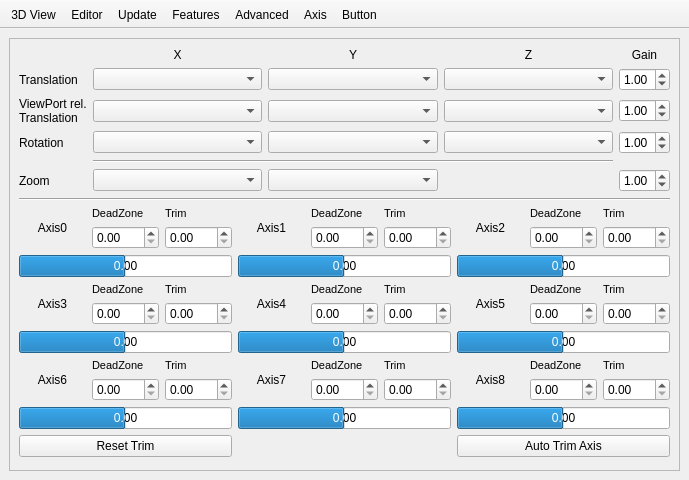
Old version of the form src/Preferences.ui in the repository openscad/openscad.
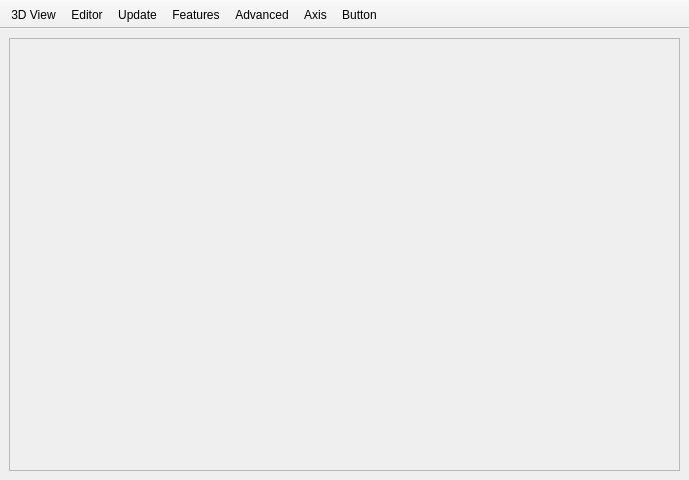
New version of the form. Icons and pictures are not drawn. Custom widgets are drawn as their Qt base class.

The edit to the form file:
```diff
--- a/src/Preferences.ui
+++ b/src/Preferences.ui
@@ -1477,969 +1477,11 @@
             <rect>
              <x>0</x>
              <y>0</y>
-             <width>655</width>
-             <height>479</height>
+             <width>669</width>
+             <height>392</height>
             </rect>
            </property>
-           <layout class="QGridLayout" name="gridLayout_7" columnstretch="0,0,0,0,0">
-            <item row="24" column="0" colspan="5">
-             <layout class="QGridLayout" name="gridLayout_10">
-              <item row="7" column="2">
-               <widget class="QLabel" name="labelAxisTrim3">
-                <property name="font">
-                 <font>
-                  <pointsize>8</pointsize>
-                 </font>
-                </property>
-                <property name="text">
-                 <string>Trim</string>
-                </property>
-               </widget>
-              </item>
-              <item row="11" column="1">
-               <widget class="QDoubleSpinBox" name="doubleSpinBoxDeadzone6">
-                <property name="correctionMode">
-                 <enum>QAbstractSpinBox::CorrectToNearestValue</enum>
-                </property>
-                <property name="singleStep">
-                 <double>0.050000000000000</double>
-                </property>
-               </widget>
-              </item>
-              <item row="0" column="2">
-               <widget class="QLabel" name="labelAxisTrim0">
-                <property name="font">
-                 <font>
-                  <pointsize>8</pointsize>
-                 </font>
-                </property>
-                <property name="text">
-                 <string>Trim</string>
-                </property>
-               </widget>
-              </item>
-              <item row="9" column="0" colspan="3">
-               <widget class="QProgressBar" name="progressBarAxis3">
-                <property name="minimum">
-                 <number>-100</number>
-                </property>
-                <property name="value">
-                 <number>0</number>
-                </property>
-                <property name="format">
-                 <string>0.00</string>
-                </property>
-               </widget>
-              </item>
-              <item row="1" column="2">
-               <widget class="QDoubleSpinBox" name="doubleSpinBoxTrim0">
-                <property name="correctionMode">
-                 <enum>QAbstractSpinBox::CorrectToNearestValue</enum>
-                </property>
-                <property name="singleStep">
-                 <double>0.010000000000000</double>
-                </property>
-               </widget>
-              </item>
-              <item row="13" column="0" colspan="3">
-               <widget class="QPushButton" name="pushButtonAxisTrimReset">
-                <property name="text">
-                 <string>Reset Trim</string>
-                </property>
-               </widget>
-              </item>
-              <item row="1" column="4">
-               <widget class="QDoubleSpinBox" name="doubleSpinBoxDeadzone1">
-                <property name="correctionMode">
-                 <enum>QAbstractSpinBox::CorrectToNearestValue</enum>
-                </property>
-                <property name="singleStep">
-                 <double>0.050000000000000</double>
-                </property>
-               </widget>
-              </item>
-              <item row="12" column="3" colspan="3">
-               <widget class="QProgressBar" name="progressBarAxis7">
-                <property name="minimum">
-                 <number>-100</number>
-                </property>
-                <property name="value">
-                 <number>0</number>
-                </property>
-                <property name="format">
-                 <string>0.00</string>
-                </property>
-               </widget>
-              </item>
-              <item row="9" column="3" colspan="3">
-               <widget class="QProgressBar" name="progressBarAxis4">
-                <property name="minimum">
-                 <number>-100</number>
-                </property>
-                <property name="value">
-                 <number>0</number>
-                </property>
-                <property name="format">
-                 <string>0.00</string>
-                </property>
-               </widget>
-              </item>
-              <item row="1" column="7">
-               <widget class="QDoubleSpinBox" name="doubleSpinBoxDeadzone2">
-                <property name="correctionMode">
-                 <enum>QAbstractSpinBox::CorrectToNearestValue</enum>
-                </property>
-                <property name="singleStep">
-                 <double>0.050000000000000</double>
-                </property>
-               </widget>
-              </item>
-              <item row="1" column="1">
-               <widget class="QDoubleSpinBox" name="doubleSpinBoxDeadzone0">
-                <property name="correctionMode">
-                 <enum>QAbstractSpinBox::CorrectToNearestValue</enum>
-                </property>
-                <property name="singleStep">
-                 <double>0.050000000000000</double>
-                </property>
-               </widget>
-              </item>
-              <item row="9" column="6" colspan="3">
-               <widget class="QProgressBar" name="progressBarAxis5">
-                <property name="minimum">
-                 <number>-100</number>
-                </property>
-                <property name="value">
-                 <number>0</number>
-                </property>
-                <property name="format">
-                 <string>0.00</string>
-                </property>
-               </widget>
-              </item>
-              <item row="0" column="1">
-               <widget class="QLabel" name="labelAxisDeadzone0">
-                <property name="font">
-                 <font>
-                  <pointsize>8</pointsize>
-                 </font>
-                </property>
-                <property name="text">
-                 <string>DeadZone</string>
-                </property>
-               </widget>
-              </item>
-              <item row="1" column="5">
-               <widget class="QDoubleSpinBox" name="doubleSpinBoxTrim1">
-                <property name="correctionMode">
-                 <enum>QAbstractSpinBox::CorrectToNearestValue</enum>
-                </property>
-                <property name="singleStep">
-                 <double>0.010000000000000</double>
-                </property>
-               </widget>
-              </item>
-              <item row="11" column="2">
-               <widget class="QDoubleSpinBox" name="doubleSpinBoxTrim6">
-                <property name="correctionMode">
-                 <enum>QAbstractSpinBox::CorrectToNearestValue</enum>
-                </property>
-                <property name="singleStep">
-                 <double>0.010000000000000</double>
-                </property>
-               </widget>
-              </item>
-              <item row="6" column="3" colspan="3">
-               <widget class="QProgressBar" name="progressBarAxis1">
-                <property name="minimum">
-                 <number>-100</number>
-                </property>
-                <property name="value">
-                 <number>0</number>
-                </property>
-                <property name="format">
-                 <string>0.00</string>
-                </property>
-               </widget>
-              </item>
-              <item row="1" column="8">
-               <widget class="QDoubleSpinBox" name="doubleSpinBoxTrim2">
-                <property name="correctionMode">
-                 <enum>QAbstractSpinBox::CorrectToNearestValue</enum>
-                </property>
-                <property name="singleStep">
-                 <double>0.010000000000000</double>
-                </property>
-               </widget>
-              </item>
-              <item row="8" column="8">
-               <widget class="QDoubleSpinBox" name="doubleSpinBoxTrim5">
-                <property name="correctionMode">
-                 <enum>QAbstractSpinBox::CorrectToNearestValue</enum>
-                </property>
-                <property name="singleStep">
-                 <double>0.010000000000000</double>
-                </property>
-               </widget>
-              </item>
-              <item row="13" column="6" colspan="3">
-               <widget class="QPushButton" name="pushButtonAxisTrim">
-                <property name="text">
-                 <string>Auto Trim Axis</string>
-                </property>
-               </widget>
-              </item>
-              <item row="12" column="6" colspan="3">
-               <widget class="QProgressBar" name="progressBarAxis8">
-                <property name="minimum">
-                 <number>-100</number>
-                </property>
-                <property name="value">
-                 <number>0</number>
-                </property>
-                <property name="format">
-                 <string>0.00</string>
-                </property>
-               </widget>
-              </item>
-              <item row="11" column="4">
-               <widget class="QDoubleSpinBox" name="doubleSpinBoxDeadzone7">
-                <property name="correctionMode">
-                 <enum>QAbstractSpinBox::CorrectToNearestValue</enum>
-                </property>
-                <property name="singleStep">
-                 <double>0.050000000000000</double>
-                </property>
-               </widget>
-              </item>
-              <item row="8" column="1">
-               <widget class="QDoubleSpinBox" name="doubleSpinBoxDeadzone3">
-                <property name="correctionMode">
-                 <enum>QAbstractSpinBox::CorrectToNearestValue</enum>
-                </property>
-                <property name="singleStep">
-                 <double>0.050000000000000</double>
-                </property>
-               </widget>
-              </item>
-              <item row="8" column="4">
-               <widget class="QDoubleSpinBox" name="doubleSpinBoxDeadzone4">
-                <property name="correctionMode">
-                 <enum>QAbstractSpinBox::CorrectToNearestValue</enum>
-                </property>
-                <property name="singleStep">
-                 <double>0.050000000000000</double>
-                </property>
-               </widget>
-              </item>
-              <item row="8" column="2">
-               <widget class="QDoubleSpinBox" name="doubleSpinBoxTrim3">
-                <property name="correctionMode">
-                 <enum>QAbstractSpinBox::CorrectToNearestValue</enum>
-                </property>
-                <property name="singleStep">
-                 <double>0.010000000000000</double>
-                </property>
-               </widget>
-              </item>
-              <item row="8" column="5">
-               <widget class="QDoubleSpinBox" name="doubleSpinBoxTrim4">
-                <property name="correctionMode">
-                 <enum>QAbstractSpinBox::CorrectToNearestValue</enum>
-                </property>
-                <property name="singleStep">
-                 <double>0.010000000000000</double>
-                </property>
-               </widget>
-              </item>
-              <item row="11" column="8">
-               <widget class="QDoubleSpinBox" name="doubleSpinBoxTrim8">
-                <property name="correctionMode">
-                 <enum>QAbstractSpinBox::CorrectToNearestValue</enum>
-                </property>
-                <property name="singleStep">
-                 <double>0.010000000000000</double>
-                </property>
-               </widget>
-              </item>
-              <item row="11" column="5">
-               <widget class="QDoubleSpinBox" name="doubleSpinBoxTrim7">
-                <property name="correctionMode">
-                 <enum>QAbstractSpinBox::CorrectToNearestValue</enum>
-                </property>
-                <property name="singleStep">
-                 <double>0.010000000000000</double>
-                </property>
-               </widget>
-              </item>
-              <item row="11" column="7">
-               <widget class="QDoubleSpinBox" name="doubleSpinBoxDeadzone8">
-                <property name="correctionMode">
-                 <enum>QAbstractSpinBox::CorrectToNearestValue</enum>
-                </property>
-                <property name="singleStep">
-                 <double>0.050000000000000</double>
-                </property>
-               </widget>
-              </item>
-              <item row="8" column="7">
-               <widget class="QDoubleSpinBox" name="doubleSpinBoxDeadzone5">
-                <property name="correctionMode">
-                 <enum>QAbstractSpinBox::CorrectToNearestValue</enum>
-                </property>
-                <property name="singleStep">
-                 <double>0.050000000000000</double>
-                </property>
-               </widget>
-              </item>
-              <item row="12" column="0" colspan="3">
-               <widget class="QProgressBar" name="progressBarAxis6">
-                <property name="minimum">
-                 <number>-100</number>
-                </property>
-                <property name="value">
-                 <number>0</number>
-                </property>
-                <property name="format">
-                 <string>0.00</string>
-                </property>
-               </widget>
-              </item>
-              <item row="6" column="6" colspan="3">
-               <widget class="QProgressBar" name="progressBarAxis2">
-                <property name="minimum">
-                 <number>-100</number>
-                </property>
-                <property name="value">
-                 <number>0</number>
-                </property>
-                <property name="format">
-                 <string>0.00</string>
-                </property>
-               </widget>
-              </item>
-              <item row="6" column="0" colspan="3">
-               <widget class="QProgressBar" name="progressBarAxis0">
-                <property name="minimum">
-                 <number>-100</number>
-                </property>
-                <property name="value">
-                 <number>0</number>
-                </property>
-                <property name="format">
-                 <string>0.00</string>
-                </property>
-               </widget>
-              </item>
-              <item row="10" column="2">
-               <widget class="QLabel" name="labelAxisTrim6">
-                <property name="font">
-                 <font>
-                  <pointsize>8</pointsize>
-                 </font>
-                </property>
-                <property name="text">
-                 <string>Trim</string>
-                </property>
-               </widget>
-              </item>
-              <item row="7" column="1">
-               <widget class="QLabel" name="labelAxisDeadzone3">
-                <property name="font">
-                 <font>
-                  <pointsize>8</pointsize>
-                 </font>
-                </property>
-                <property name="text">
-                 <string>DeadZone</string>
-                </property>
-               </widget>
-              </item>
-              <item row="10" column="1">
-               <widget class="QLabel" name="labelAxisDeadzone6">
-                <property name="font">
-                 <font>
-                  <pointsize>8</pointsize>
-                 </font>
-                </property>
-                <property name="text">
-                 <string>DeadZone</string>
-                </property>
-               </widget>
-              </item>
-              <item row="10" column="4">
-               <widget class="QLabel" name="labelAxisDeadzone7">
-                <property name="font">
-                 <font>
-                  <pointsize>8</pointsize>
-                 </font>
-                </property>
-                <property name="text">
-                 <string>DeadZone</string>
-                </property>
-               </widget>
-              </item>
-              <item row="10" column="5">
-               <widget class="QLabel" name="labelAxisTrim7">
-                <property name="font">
-                 <font>
-                  <pointsize>8</pointsize>
-                 </font>
-                </property>
-                <property name="text">
-                 <string>Trim</string>
-                </property>
-               </widget>
-              </item>
-              <item row="10" column="7">
-               <widget class="QLabel" name="labelAxisDeadzone8">
-                <property name="font">
-                 <font>
-                  <pointsize>8</pointsize>
-                 </font>
-                </property>
-                <property name="text">
-                 <string>DeadZone</string>
-                </property>
-               </widget>
-              </item>
-              <item row="10" column="8">
-               <widget class="QLabel" name="labelAxisTrim8">
-                <property name="font">
-                 <font>
-                  <pointsize>8</pointsize>
-                 </font>
-                </property>
-                <property name="text">
-                 <string>Trim</string>
-                </property>
-               </widget>
-              </item>
-              <item row="7" column="7">
-               <widget class="QLabel" name="labelAxisDeadzone5">
-                <property name="font">
-                 <font>
-                  <pointsize>8</pointsize>
-                 </font>
-                </property>
-                <property name="text">
-                 <string>DeadZone</string>
-                </property>
-               </widget>
-              </item>
-              <item row="7" column="8">
-               <widget class="QLabel" name="labelAxisTrim5">
-                <property name="font">
-                 <font>
-                  <pointsize>8</pointsize>
-                 </font>
-                </property>
-                <property name="text">
-                 <string>Trim</string>
-                </property>
-               </widget>
-              </item>
-              <item row="7" column="4">
-               <widget class="QLabel" name="labelAxisDeadzone4">
-                <property name="font">
-                 <font>
-                  <pointsize>8</pointsize>
-                 </font>
-                </property>
-                <property name="text">
-                 <string>DeadZone</string>
-                </property>
-               </widget>
-              </item>
-              <item row="7" column="5">
-               <widget class="QLabel" name="labelAxisTrim4">
-                <property name="font">
-                 <font>
-                  <pointsize>8</pointsize>
-                 </font>
-                </property>
-                <property name="text">
-                 <string>Trim</string>
-                </property>
-               </widget>
-              </item>
-              <item row="0" column="7">
-               <widget class="QLabel" name="labelAxisDeadzone2">
-                <property name="font">
-                 <font>
-                  <pointsize>8</pointsize>
-                 </font>
-                </property>
-                <property name="text">
-                 <string>DeadZone</string>
-                </property>
-               </widget>
-              </item>
-              <item row="0" column="8">
-               <widget class="QLabel" name="labelAxisTrim2">
-                <property name="font">
-                 <font>
-                  <pointsize>8</pointsize>
-                 </font>
-                </property>
-                <property name="text">
-                 <string>Trim</string>
-                </property>
-               </widget>
-              </item>
-              <item row="0" column="6" rowspan="2">
-               <widget class="QLabel" name="labelAxis2">
-                <property name="sizePolicy">
-                 <sizepolicy hsizetype="Minimum" vsizetype="Minimum">
-                  <horstretch>0</horstretch>
-                  <verstretch>0</verstretch>
-                 </sizepolicy>
-                </property>
-                <property name="text">
-                 <string>Axis2</string>
-                </property>
-                <property name="alignment">
-                 <set>Qt::AlignCenter</set>
-                </property>
-               </widget>
-              </item>
-              <item row="0" column="0" rowspan="2">
-               <widget class="QLabel" name="labelAxis0">
-                <property name="sizePolicy">
-                 <sizepolicy hsizetype="Minimum" vsizetype="Minimum">
-                  <horstretch>0</horstretch>
-                  <verstretch>0</verstretch>
-                 </sizepolicy>
-                </property>
-                <property name="text">
-                 <string>Axis0</string>
-                </property>
-                <property name="alignment">
-                 <set>Qt::AlignCenter</set>
-                </property>
-               </widget>
-              </item>
-              <item row="7" column="0" rowspan="2">
-               <widget class="QLabel" name="labelAxis3">
-                <property name="sizePolicy">
-                 <sizepolicy hsizetype="Minimum" vsizetype="Minimum">
-                  <horstretch>0</horstretch>
-                  <verstretch>0</verstretch>
-                 </sizepolicy>
-                </property>
-                <property name="text">
-                 <string>Axis3</string>
-                </property>
-                <property name="alignment">
-                 <set>Qt::AlignCenter</set>
-                </property>
-               </widget>
-              </item>
-              <item row="10" column="0" rowspan="2">
-               <widget class="QLabel" name="labelAxis6">
-                <property name="sizePolicy">
-                 <sizepolicy hsizetype="Minimum" vsizetype="Minimum">
-                  <horstretch>0</horstretch>
-                  <verstretch>0</verstretch>
-                 </sizepolicy>
-                </property>
-                <property name="text">
-                 <string>Axis6</string>
-                </property>
-                <property name="alignment">
-                 <set>Qt::AlignCenter</set>
-                </property>
-               </widget>
-              </item>
-              <item row="10" column="6" rowspan="2">
-               <widget class="QLabel" name="labelAxis8">
-                <property name="sizePolicy">
-                 <sizepolicy hsizetype="Minimum" vsizetype="Minimum">
-                  <horstretch>0</horstretch>
-                  <verstretch>0</verstretch>
-                 </sizepolicy>
-                </property>
-                <property name="text">
-                 <string>Axis8</string>
-                </property>
-                <property name="alignment">
-                 <set>Qt::AlignCenter</set>
-                </property>
-               </widget>
-              </item>
-              <item row="10" column="3" rowspan="2">
-               <widget class="QLabel" name="labelAxis7">
-                <property name="sizePolicy">
-                 <sizepolicy hsizetype="Minimum" vsizetype="Minimum">
-                  <horstretch>0</horstretch>
-                  <verstretch>0</verstretch>
-                 </sizepolicy>
-                </property>
-                <property name="text">
-                 <string>Axis7</string>
-                </property>
-                <property name="alignment">
-                 <set>Qt::AlignCenter</set>
-                </property>
-               </widget>
-              </item>
-              <item row="7" column="6" rowspan="2">
-               <widget class="QLabel" name="labelAxis5">
-                <property name="sizePolicy">
-                 <sizepolicy hsizetype="Minimum" vsizetype="Minimum">
-                  <horstretch>0</horstretch>
-                  <verstretch>0</verstretch>
-                 </sizepolicy>
-                </property>
-                <property name="text">
-                 <string>Axis5</string>
-                </property>
-                <property name="alignment">
-                 <set>Qt::AlignCenter</set>
-                </property>
-               </widget>
-              </item>
-              <item row="0" column="3" rowspan="2">
-               <widget class="QLabel" name="labelAxis1">
-                <property name="sizePolicy">
-                 <sizepolicy hsizetype="Minimum" vsizetype="Minimum">
-                  <horstretch>0</horstretch>
-                  <verstretch>0</verstretch>
-                 </sizepolicy>
-                </property>
-                <property name="text">
-                 <string>Axis1</string>
-                </property>
-                <property name="alignment">
-                 <set>Qt::AlignCenter</set>
-                </property>
-               </widget>
-              </item>
-              <item row="7" column="3" rowspan="2">
-               <widget class="QLabel" name="labelAxis4">
-                <property name="sizePolicy">
-                 <sizepolicy hsizetype="Minimum" vsizetype="Minimum">
-                  <horstretch>0</horstretch>
-                  <verstretch>0</verstretch>
-                 </sizepolicy>
-                </property>
-                <property name="text">
-                 <string>Axis4</string>
-                </property>
-                <property name="alignment">
-                 <set>Qt::AlignCenter</set>
-                </property>
-               </widget>
-              </item>
-              <item row="0" column="4">
-               <widget class="QLabel" name="labelAxisDeadzone1">
-                <property name="font">
-                 <font>
-                  <pointsize>8</pointsize>
-                 </font>
-                </property>
-                <property name="text">
-                 <string>DeadZone</string>
-                </property>
-               </widget>
-              </item>
-              <item row="0" column="5">
-               <widget class="QLabel" name="labelAxisTrim1">
-                <property name="font">
-                 <font>
-                  <pointsize>8</pointsize>
-                 </font>
-                </property>
-                <property name="text">
-                 <string>Trim</string>
-                </property>
-               </widget>
-              </item>
-             </layout>
-            </item>
-            <item row="34" column="0">
-             <spacer name="verticalSpacer_4">
-              <property name="orientation">
-               <enum>Qt::Vertical</enum>
-              </property>
-              <property name="sizeHint" stdset="0">
-               <size>
-                <width>20</width>
-                <height>40</height>
-               </size>
-              </property>
-             </spacer>
-            </item>
-            <item row="23" column="0" colspan="5">
-             <widget class="Line" name="line">
-              <property name="orientation">
-               <enum>Qt::Horizontal</enum>
-              </property>
-             </widget>
-            </item>
-            <item row="12" column="0" colspan="5">
-             <layout class="QGridLayout" name="gridLayout_11">
-              <item row="3" column="0">
-               <widget class="QLabel" name="labelInputRotation">
-                <property name="text">
-                 <string>Rotation</string>
-                </property>
-               </widget>
-              </item>
-              <item row="3" column="1">
-               <widget class="QComboBox" name="comboBoxRotationX">
-                <property name="sizePolicy">
-                 <sizepolicy hsizetype="Preferred" vsizetype="Fixed">
-                  <horstretch>1</horstretch>
-                  <verstretch>0</verstretch>
-                 </sizepolicy>
-                </property>
-               </widget>
-              </item>
-              <item row="5" column="0">
-               <widget class="QLabel" name="labelInputZoom">
-                <property name="text">
-                 <string>Zoom</string>
-                </property>
-               </widget>
-              </item>
-              <item row="5" column="1">
-               <widget class="QComboBox" name="comboBoxZoom">
-                <property name="sizePolicy">
-                 <sizepolicy hsizetype="Preferred" vsizetype="Fixed">
-                  <horstretch>1</horstretch>
-                  <verstretch>0</verstretch>
-                 </sizepolicy>
-                </property>
-               </widget>
-              </item>
-              <item row="1" column="1">
-               <widget class="QComboBox" name="comboBoxTranslationX">
-                <property name="sizePolicy">
-                 <sizepolicy hsizetype="Preferred" vsizetype="Fixed">
-                  <horstretch>1</horstretch>
-                  <verstretch>0</verstretch>
-                 </sizepolicy>
-                </property>
-               </widget>
-              </item>
-              <item row="2" column="3">
-               <widget class="QComboBox" name="comboBoxTranslationZVPRel">
-                <property name="sizePolicy">
-                 <sizepolicy hsizetype="Preferred" vsizetype="Fixed">
-                  <horstretch>1</horstretch>
-                  <verstretch>0</verstretch>
-                 </sizepolicy>
-                </property>
-               </widget>
-              </item>
-              <item row="1" column="3">
-               <widget class="QComboBox" name="comboBoxTranslationZ">
-                <property name="sizePolicy">
-                 <sizepolicy hsizetype="Preferred" vsizetype="Fixed">
-                  <horstretch>1</horstretch>
-                  <verstretch>0</verstretch>
-                 </sizepolicy>
-                </property>
-               </widget>
-              </item>
-              <item row="1" column="4">
-               <widget class="QDoubleSpinBox" name="doubleSpinBoxTranslationGain">
-                <property name="correctionMode">
-                 <enum>QAbstractSpinBox::CorrectToNearestValue</enum>
-                </property>
-                <property name="minimum">
-                 <double>0.100000000000000</double>
-                </property>
-                <property name="maximum">
-                 <double>9.990000000000000</double>
-                </property>
-                <property name="singleStep">
-                 <double>0.100000000000000</double>
-                </property>
-                <property name="value">
-                 <double>1.000000000000000</double>
-                </property>
-               </widget>
-              </item>
-              <item row="0" column="1">
-               <widget class="QLabel" name="label_11">
-                <property name="text">
-                 <string>X</string>
-                </property>
-                <property name="alignment">
-                 <set>Qt::AlignCenter</set>
-                </property>
-               </widget>
-              </item>
-              <item row="0" column="4">
-               <widget class="QLabel" name="label_16">
-                <property name="text">
-                 <string>Gain</string>
-                </property>
-                <property name="alignment">
-                 <set>Qt::AlignCenter</set>
-                </property>
-               </widget>
-              </item>
-              <item row="3" column="4">
-               <widget class="QDoubleSpinBox" name="doubleSpinBoxRotateGain">
-                <property name="correctionMode">
-                 <enum>QAbstractSpinBox::CorrectToNearestValue</enum>
-                </property>
-                <property name="minimum">
-                 <double>0.100000000000000</double>
-                </property>
-                <property name="maximum">
-                 <double>9.990000000000000</double>
-                </property>
-                <property name="singleStep">
-                 <double>0.100000000000000</double>
-                </property>
-                <property name="value">
-                 <double>1.000000000000000</double>
-                </property>
-               </widget>
-              </item>
-              <item row="3" column="2">
-               <widget class="QComboBox" name="comboBoxRotationY">
-                <property name="sizePolicy">
-                 <sizepolicy hsizetype="Preferred" vsizetype="Fixed">
-                  <horstretch>1</horstretch>
-                  <verstretch>0</verstretch>
-                 </sizepolicy>
-                </property>
-               </widget>
-              </item>
-              <item row="0" column="2">
-               <widget class="QLabel" name="label_14">
-                <property name="text">
-                 <string>Y</string>
-                </property>
-                <property name="alignment">
-                 <set>Qt::AlignCenter</set>
-                </property>
-               </widget>
-              </item>
-              <item row="5" column="4">
-               <widget class="QDoubleSpinBox" name="doubleSpinBoxZoomGain">
-                <property name="minimum">
-                 <double>0.100000000000000</double>
-                </property>
-                <property name="maximum">
-                 <double>9.990000000000000</double>
-                </property>
-                <property name="singleStep">
-                 <double>0.100000000000000</double>
-                </property>
-                <property name="value">
-                 <double>1.000000000000000</double>
-                </property>
-               </widget>
-              </item>
-              <item row="2" column="4">
-               <widget class="QDoubleSpinBox" name="doubleSpinBoxTranslationVPRelGain">
-                <property name="correctionMode">
-                 <enum>QAbstractSpinBox::CorrectToNearestValue</enum>
-                </property>
-                <property name="minimum">
-                 <double>0.100000000000000</double>
-                </property>
-                <property name="maximum">
-                 <double>9.990000000000000</double>
-                </property>
-                <property name="singleStep">
-                 <double>0.100000000000000</double>
-                </property>
-                <property name="value">
-                 <double>1.000000000000000</double>
-                </property>
-               </widget>
-              </item>
-              <item row="0" column="3">
-               <widget class="QLabel" name="label_15">
-                <property name="text">
-                 <string>Z</string>
-                </property>
-                <property name="alignment">
-                 <set>Qt::AlignCenter</set>
-                </property>
-               </widget>
-              </item>
-              <item row="1" column="2">
-               <widget class="QComboBox" name="comboBoxTranslationY">
-                <property name="sizePolicy">
-                 <sizepolicy hsizetype="Preferred" vsizetype="Fixed">
-                  <horstretch>1</horstretch>
-                  <verstretch>0</verstretch>
-                 </sizepolicy>
-                </property>
-               </widget>
-              </item>
-              <item row="2" column="2">
-               <widget class="QComboBox" name="comboBoxTranslationYVPRel">
-                <property name="sizePolicy">
-                 <sizepolicy hsizetype="Preferred" vsizetype="Fixed">
-                  <horstretch>1</horstretch>
-                  <verstretch>0</verstretch>
-                 </sizepolicy>
-                </property>
-               </widget>
-              </item>
-              <item row="2" column="1">
-               <widget class="QComboBox" name="comboBoxTranslationXVPRel">
-                <property name="sizePolicy">
-                 <sizepolicy hsizetype="Preferred" vsizetype="Fixed">
-                  <horstretch>1</horstretch>
-                  <verstretch>0</verstretch>
-                 </sizepolicy>
-                </property>
-               </widget>
-              </item>
-              <item row="1" column="0">
-               <widget class="QLabel" name="labelInputTranslation">
-                <property name="text">
-                 <string>Translation</string>
-                </property>
-               </widget>
-              </item>
-              <item row="3" column="3">
-               <widget class="QComboBox" name="comboBoxRotationZ">
-                <property name="sizePolicy">
-                 <sizepolicy hsizetype="Preferred" vsizetype="Fixed">
-                  <horstretch>1</horstretch>
-                  <verstretch>0</verstretch>
-                 </sizepolicy>
-                </property>
-               </widget>
-              </item>
-              <item row="2" column="0">
-               <widget class="QLabel" name="labelInputTranslationViewPortRelative">
-                <property name="text">
-                 <string>ViewPort rel.&lt;br/&gt;Translation</string>
-                </property>
-               </widget>
-              </item>
-              <item row="5" column="2">
-               <widget class="QComboBox" name="comboBoxZoom2">
-                <property name="sizePolicy">
-                 <sizepolicy hsizetype="Preferred" vsizetype="Fixed">
-                  <horstretch>1</horstretch>
-                  <verstretch>0</verstretch>
-                 </sizepolicy>
-                </property>
-               </widget>
-              </item>
-              <item row="4" column="1" colspan="3">
-               <widget class="Line" name="line_2">
-                <property name="orientation">
-                 <enum>Qt::Horizontal</enum>
-                </property>
-               </widget>
-              </item>
-             </layout>
-            </item>
-           </layout>
+           <layout class="QGridLayout" name="gridLayout_7" columnstretch="0"/>
           </widget>
          </widget>
         </item>
@@ -2791,6 +1833,20 @@
    </property>
   </action>
  </widget>
+ <customwidgets>
+  <customwidget>
+   <class>ButtonConfigWidget</class>
+   <extends>QWidget</extends>
+   <header>input/ButtonConfigWidget.h</header>
+   <container>1</container>
+  </customwidget>
+  <customwidget>
+   <class>AxisConfigWidget</class>
+   <extends>QWidget</extends>
+   <header>input/AxisConfigWidget.h</header>
+   <container>1</container>
+  </customwidget>
+ </customwidgets>
  <resources>
   <include location="../openscad.qrc"/>
  </resources>
```
Left out of the diff: 197 changed lines with no effect on the pictures.
